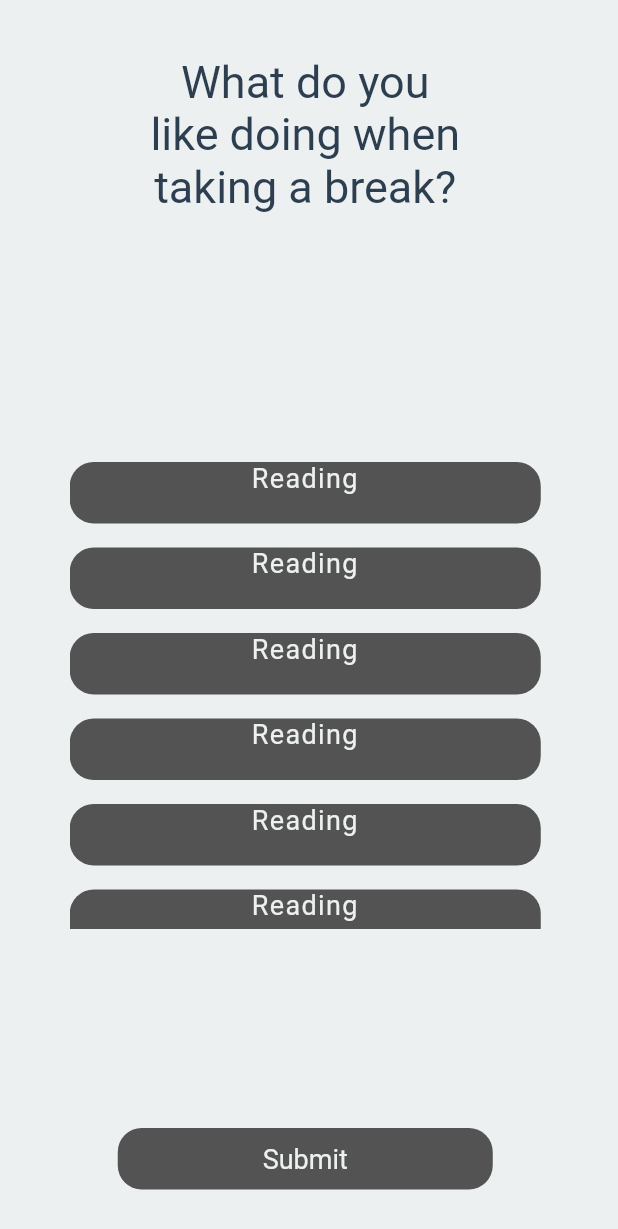
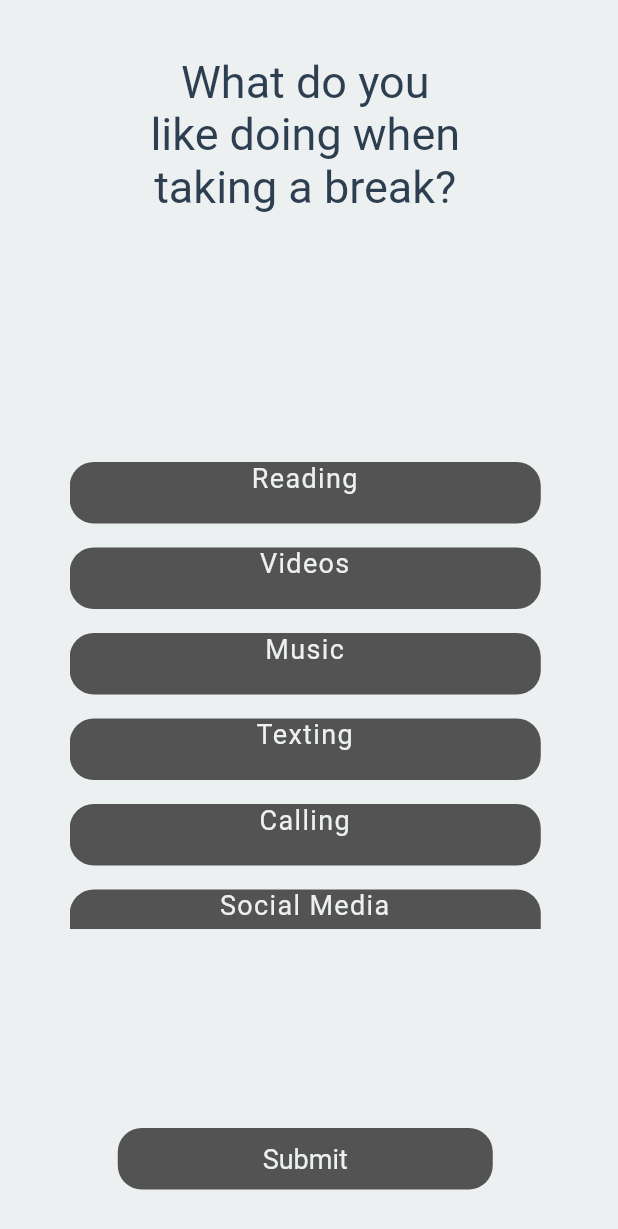
Before and after one commit to QuietRocket/BlankHack, a Flutter app: the InitialPreferences3ActivitiesWidget screen opened directly, on a phone screen of 412 x 824 dp. Shown: the top 1229 px of the screen. Run offline on Flutter 3.47's test engine with Material 2 defaults, Android fonts, the phone set to English and light mode, and no system bars.

Commit message:
Functional prototype

```diff
--- a/client/lib/initial_preferences1_spotify_widget/initial_preferences1_spotify_widget.dart
+++ b/client/lib/initial_preferences1_spotify_widget/initial_preferences1_spotify_widget.dart
@@ -6,6 +6,9 @@ import 'package:flutter/material.dart';
 
 
 class InitialPreferences1SpotifyWidget extends StatelessWidget {
+  final String name;
+
+  InitialPreferences1SpotifyWidget({ Key key, this.name });
 
   void onLoginSpotifyButtPressed(BuildContext context) => Navigator.push(context, MaterialPageRoute(builder: (context) => EnterSpotifyInfoWidget()));
 
@@ -35,7 +38,7 @@ class InitialPreferences1SpotifyWidget extends StatelessWidget {
                       child: Container(
                         width: 286,
                         child: Text(
-                          "{name}, we believe alarms are annoying.\n\nInstead of an annoying alarm, why not listen to your favorite music to start the day?",
+                          "${this.name == null ? 'Hello' : this.name}, we believe alarms are annoying.\n\nInstead of an annoying alarm, why not listen to your favorite music to start the day?",
                           textAlign: TextAlign.center,
                           style: TextStyle(
                             color: AppColors.secondaryText,
--- a/client/lib/initial_preferences3_activities_widget/initial_preferences3_activities_widget.dart
+++ b/client/lib/initial_preferences3_activities_widget/initial_preferences3_activities_widget.dart
@@ -46,8 +46,8 @@ class InitialPreferences3ActivitiesWidget extends StatelessWidget {
                       height: 319,
                       margin: EdgeInsets.only(top: 5),
                       child: ListView.builder(
-                        itemCount: 15,
-                        itemBuilder: (context, index) => ViewItemWidget(),
+                        itemCount: 7,
+                        itemBuilder: (context, index) => ViewItemWidget(index: index,),
                       ),
                     ),
                     Container(
--- a/client/lib/initial_preferences3_activities_widget/view_item_widget.dart
+++ b/client/lib/initial_preferences3_activities_widget/view_item_widget.dart
@@ -1,14 +1,37 @@
-
 import 'package:client/values/values.dart';
 import 'package:flutter/material.dart';
 
+class ViewItemWidget extends StatefulWidget {
+  ViewItemWidget({Key key, this.index});
 
-class ViewItemWidget extends StatelessWidget {
+  final int index;
+
+  @override
+  State<StatefulWidget> createState() => ViewItemState_();
+}
+
+class ViewItemState_ extends State<ViewItemWidget> {
+  final List<String> stuff = [
+    "Reading",
+    "Videos",
+    "Music",
+    "Texting",
+    "Calling",
+    "Social Media",
+    "Video Games"
+  ];
+
+  bool clicked = true;
 
   @override
   Widget build(BuildContext context) {
-
-    return Container(
+    return GestureDetector(
+      onTap: () {
+        setState(() {
+          clicked = !clicked;
+        });
+      },
+      child: Container(
         constraints: BoxConstraints.expand(height: 57),
         child: Column(
           mainAxisAlignment: MainAxisAlignment.center,
@@ -17,13 +40,13 @@ class ViewItemWidget extends StatelessWidget {
             Container(
               height: 41,
               decoration: BoxDecoration(
-              color: Color.fromARGB(255, 83, 83, 83),
+                color: clicked ? Color.fromARGB(255, 83, 83, 83) : Color.fromARGB(100, 83, 83, 83),
                 borderRadius: BorderRadius.all(Radius.circular(16)),
               ),
               child: Column(
                 children: [
                   Text(
-                  "Reading",
+                    stuff[this.widget.index],
                     textAlign: TextAlign.center,
                     style: TextStyle(
                       color: Color.fromARGB(255, 236, 240, 241),
@@ -37,6 +60,7 @@ class ViewItemWidget extends StatelessWidget {
             ),
           ],
         ),
+      ),
     );
   }
 }
--- a/client/lib/lock_screen_widget/lock_screen_widget.dart
+++ b/client/lib/lock_screen_widget/lock_screen_widget.dart
@@ -74,8 +74,8 @@ class LockScreenWidget extends StatelessWidget {
               child: Container(
                 margin: EdgeInsets.only(left: 13, top: 96, right: 11, bottom: 32),
                 child: ListView.builder(
-                  itemCount: 15,
-                  itemBuilder: (context, index) => NotificationItemWidget(),
+                  itemCount: 5,
+                  itemBuilder: (context, index) => NotificationItemWidget(index: index,),
                 ),
               ),
             ),
--- a/client/lib/main.dart
+++ b/client/lib/main.dart
@@ -11,6 +11,7 @@ class App extends StatelessWidget {
   Widget build(BuildContext context) {
 
     return MaterialApp(
+      debugShowCheckedModeBanner: false,
       home: InitializationScreenWidget(),
     );
   }
```
Also changed, not shown: client/lib/home_widget/home_widget.dart (+18 -7 lines), client/lib/initialization_screen_widget/initialization_screen_widget.dart (+12 -2 lines), client/lib/lock_screen_widget/notification_item_widget.dart (+12 -2 lines). Lines whose indentation alone changed are shown as unchanged.
